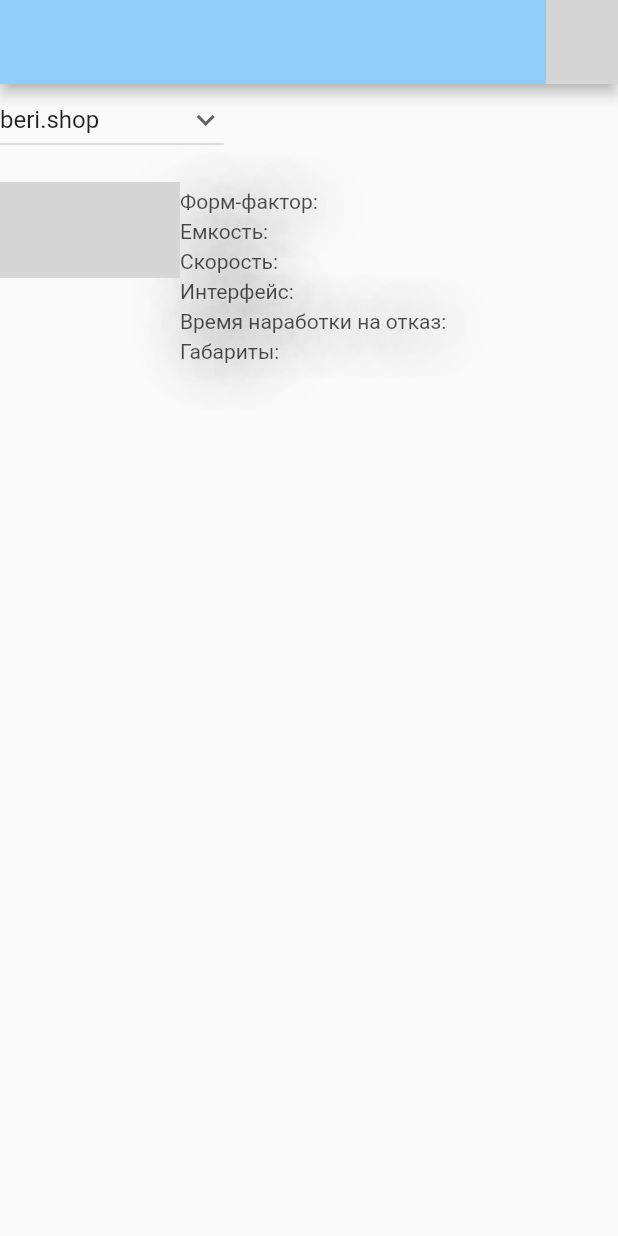
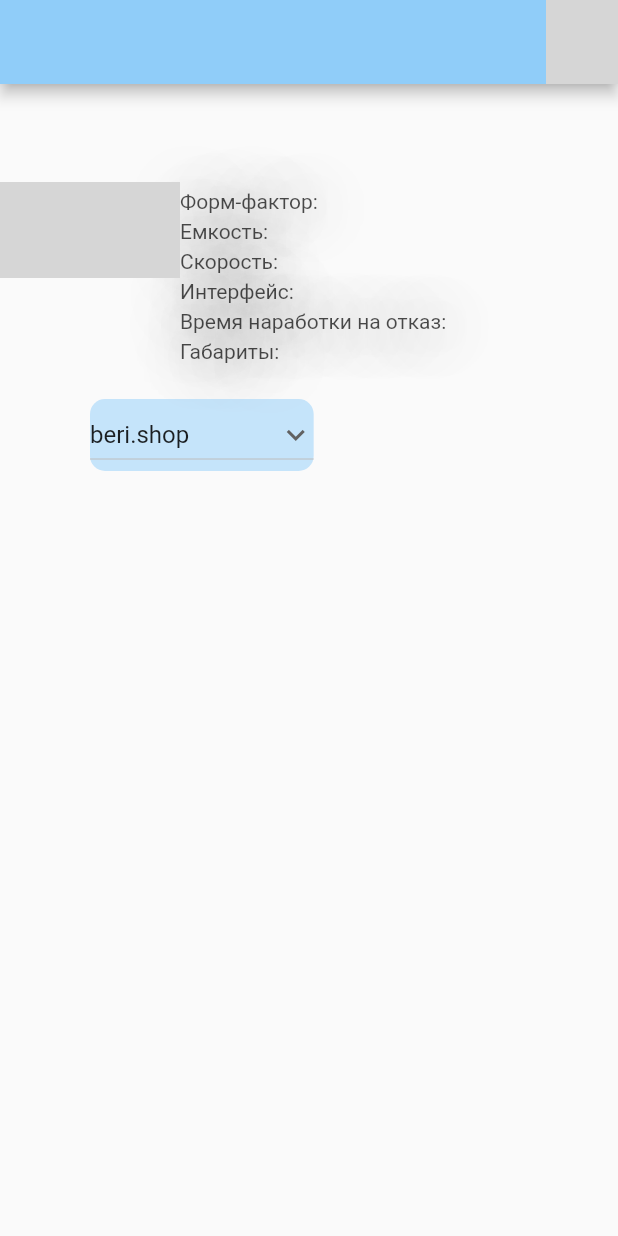
Before and after one commit to TheLosst/Cyrs_Flutter_1, a Flutter app: the DiskPropPage screen opened directly with empty values, on a phone screen of 412 x 824 dp. Run offline on Flutter 3.47's test engine with Material 2 defaults, Android fonts, the phone set to English and light mode, and no system bars; our stand-ins replace fluttertoast, progress_indicators; missing offline and left inert: animation_search_bar, dart:ffi, fluid_bottom_nav_bar; network calls fail; grey boxes are pictures that could not be loaded.

Commit message:
Работа с доп. меню

```diff
--- a/lib/pages/diskPropPage.dart
+++ b/lib/pages/diskPropPage.dart
@@ -33,7 +33,7 @@ class _DiskPropPageState extends State<DiskPropPage> {
             children: [
               Center(
                 child: Padding(
-                  padding: const EdgeInsets.only(bottom: 600),
+                  padding: const EdgeInsets.only(bottom: 670),
                   child: Text(
                     widget.disk?.name as String,
                     style: TextStyle(
@@ -59,9 +59,17 @@ class _DiskPropPageState extends State<DiskPropPage> {
               ),
               Padding(
                 padding: const EdgeInsets.only(top: 70, left: 120),
-                child: diskInfoView(widget?.disk),
+                child: diskInfoView(widget.disk),
               ),
-              DropdownButton(
+              Padding(
+                padding: const EdgeInsets.only(left: 60, top: 210),
+                child: Container(
+                  decoration: const BoxDecoration(color: Color.fromRGBO(144, 205, 249, 0.5),
+                  borderRadius: BorderRadius.all(Radius.circular(10)),
+                  ),
+
+                  child: DropdownButton(
+                    dropdownColor: Color.fromRGBO(144, 205, 249, 1),
                     onChanged: (String? newValue) {
                       setState(() {
                         dropdownvalue = newValue!;
@@ -72,9 +80,11 @@ class _DiskPropPageState extends State<DiskPropPage> {
                     items: shopList.map((String items) {
                       return DropdownMenuItem(
                         value: items,
-                    child: Text(items),
+                        child: Text(items,),
                       );
                     }).toList(),
+                  ),
+                ),
               )
             ],
           ),
```
Lines whose indentation alone changed are shown as unchanged.
